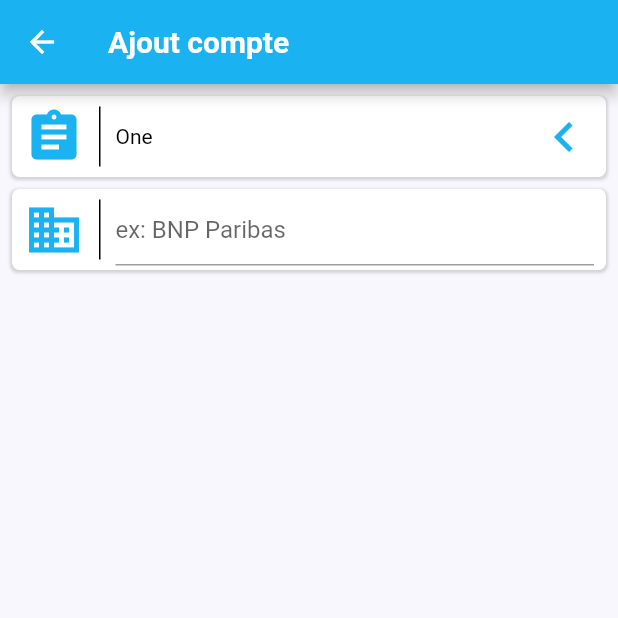
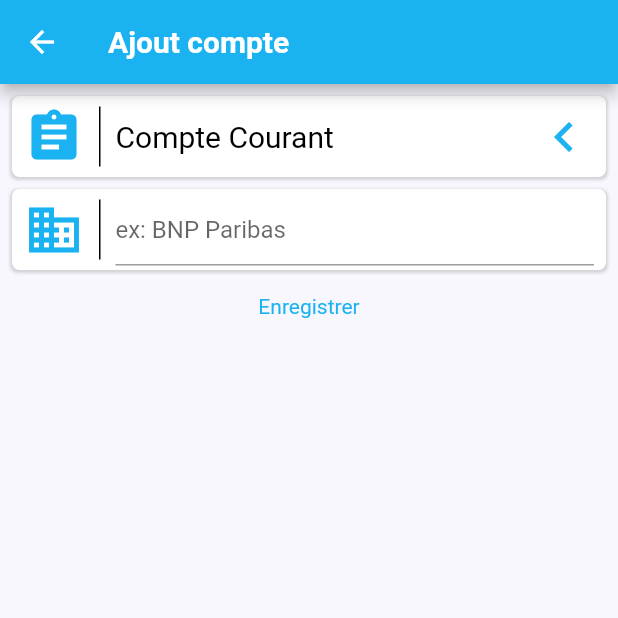
Before and after one commit to KozlovAntoine/budjet-app, a Flutter app: the PageAddCompte screen opened directly, on a phone screen of 412 x 824 dp, the top half of it. Run offline on Flutter 3.47's test engine with Material 2 defaults, Android fonts, the phone set to English and light mode, and no system bars; our stand-ins replace dotted_border.

Commit message:
Ajout des livrets, et selection de l'objet dans l'ajout des comptes

```diff
--- a/lib/classes/Livret.dart
+++ b/lib/classes/Livret.dart
@@ -42,4 +42,14 @@ class Livret {
   static Livret pel() {
     return Livret(name: 'PEL', interet: 0.01, plafond: 61200, decouvert: false);
   }
+
+  static final List<Livret> allLivrets = [
+    Livret.compteCourant(),
+    Livret.livretA(),
+    Livret.livretJeune(),
+    Livret.cel(),
+    Livret.ldds(),
+    Livret.lep(),
+    Livret.pel()
+  ];
 }
--- a/lib/pages/add/PageAddCompte.dart
+++ b/lib/pages/add/PageAddCompte.dart
@@ -1,3 +1,5 @@
+import 'package:budjet_app/animation/snack.dart';
+import 'package:budjet_app/classes/Livret.dart';
 import 'package:flutter/material.dart';
 
 class PageAddCompte extends StatefulWidget {
@@ -11,7 +13,7 @@ class PageAddCompteState extends State<PageAddCompte> {
   final _formKey = GlobalKey<FormState>();
   final banqueController = TextEditingController();
   final compteController = TextEditingController();
-  String compteSelection = 'One';
+  Livret livretSelection = Livret.allLivrets.first;
 
   @override
   void dispose() {
@@ -41,31 +43,11 @@ class PageAddCompteState extends State<PageAddCompte> {
             mainAxisAlignment: MainAxisAlignment.start,
             children: [
               _carte(
-                  Icons.assignment,
-                  Expanded(
-                    child: DropdownButton<String>(
-                      isExpanded: true,
-                      value: compteSelection,
-                      icon: const Icon(Icons.keyboard_arrow_left),
-                      iconEnabledColor: Theme.of(context).primaryColor,
-                      iconSize: 40,
-                      elevation: 16,
-                      style: const TextStyle(color: Colors.black),
-                      underline: Container(),
-                      onChanged: (String? newValue) {
-                        setState(() {
-                          compteSelection = newValue!;
-                        });
-                      },
-                      items: <String>['One', 'Two', 'Free', 'Four']
-                          .map<DropdownMenuItem<String>>((String value) {
-                        return DropdownMenuItem<String>(
-                          value: value,
-                          child: Text(value),
-                        );
-                      }).toList(),
-                    ),
-                  )),
+                Icons.assignment,
+                Expanded(
+                  child: _listeCompte(),
+                ),
+              ),
               SizedBox(height: 8),
               _carte(
                 Icons.business,
@@ -84,6 +66,11 @@ class PageAddCompteState extends State<PageAddCompte> {
                   ),
                 ),
               ),
+              TextButton(
+                  onPressed: () {
+                    Snack(context, livretSelection.name);
+                  },
+                  child: Text('Enregistrer'))
             ],
           ),
         ),
@@ -92,27 +79,27 @@ class PageAddCompteState extends State<PageAddCompte> {
   }
 
   _listeCompte() {
-    return DropdownButton<String>(
+    return DropdownButton<Livret>(
       isExpanded: true,
-      value: compteSelection,
+      value: livretSelection,
       icon: const Icon(Icons.keyboard_arrow_left),
       iconSize: 40,
       iconEnabledColor: Theme.of(context).primaryColor,
       elevation: 16,
       style: const TextStyle(color: Colors.black, fontSize: 20),
       underline: Container(),
-      onChanged: (String? newValue) {
+      onChanged: (newValue) {
         setState(() {
-          compteSelection = newValue!;
+          livretSelection = newValue!;
         });
       },
-      items: <String>['One', 'Two', 'Free', 'Fouraaaaaaa']
-          .map<DropdownMenuItem<String>>((String value) {
-        return DropdownMenuItem<String>(
-          value: value,
-          child: Text(value),
+      items: Livret.allLivrets.map<DropdownMenuItem<Livret>>((livret) {
+        return DropdownMenuItem<Livret>(
+          value: livret,
+          child: Text(livret.name),
         );
       }).toList(),
+      dropdownColor: Colors.white,
     );
   }
 
--- a/lib/pages/main/PageCategories.dart
+++ b/lib/pages/main/PageCategories.dart
@@ -1,6 +1,6 @@
 import 'package:budjet_app/classes/Categorie.dart';
 import 'package:budjet_app/pages/menu/SideMenu.dart';
-import 'package:budjet_app/pages/views/cards/CategorieCard.dart';
+import 'package:budjet_app/views/cards/CategorieCard.dart';
 import 'package:flutter/material.dart';
 
 class PageCategories extends StatefulWidget {
--- a/lib/pages/main/PageComptes.dart
+++ b/lib/pages/main/PageComptes.dart
@@ -5,7 +5,7 @@ import 'package:budjet_app/classes/Livret.dart';
 import 'package:budjet_app/classes/Transaction.dart';
 import 'package:budjet_app/pages/add/PageAddCompte.dart';
 import 'package:budjet_app/pages/menu/SideMenu.dart';
-import 'package:budjet_app/pages/views/cards/CompteCard.dart';
+import 'package:budjet_app/views/cards/CompteCard.dart';
 import 'package:dotted_border/dotted_border.dart';
 import 'package:flutter/material.dart';
 
--- a/lib/pages/main/PageTransactions.dart
+++ b/lib/pages/main/PageTransactions.dart
@@ -3,9 +3,8 @@ import 'package:budjet_app/classes/Compte.dart';
 import 'package:budjet_app/classes/Livret.dart';
 import 'package:budjet_app/classes/Transaction.dart';
 import 'package:budjet_app/pages/menu/SideMenu.dart';
+import 'package:budjet_app/views/cards/TransactionCard.dart';
 import 'package:flutter/material.dart';
-
-import '../views/cards/TransactionCard.dart';
 
 class PageTransaction extends StatefulWidget {
   _PageTransactionState createState() => _PageTransactionState();
--- a/lib/pages/main/PageVirements.dart
+++ b/lib/pages/main/PageVirements.dart
@@ -3,7 +3,7 @@ import 'package:budjet_app/classes/Compte.dart';
 import 'package:budjet_app/classes/Livret.dart';
 import 'package:budjet_app/classes/Virement.dart';
 import 'package:budjet_app/pages/menu/SideMenu.dart';
-import 'package:budjet_app/pages/views/cards/VirementCard.dart';
+import 'package:budjet_app/views/cards/VirementCard.dart';
 import 'package:flutter/material.dart';
 
 class PageVirement extends StatelessWidget {
```
Also changed, not shown: lib/views/cards/CategorieCard.dart (renamed from lib/pages/views/cards/CategorieCard.dart), lib/views/cards/CompteCard.dart (renamed from lib/pages/views/cards/CompteCard.dart), lib/views/cards/TransactionCard.dart (renamed from lib/pages/views/cards/TransactionCard.dart), lib/views/cards/VirementCard.dart (renamed from lib/pages/views/cards/VirementCard.dart).
